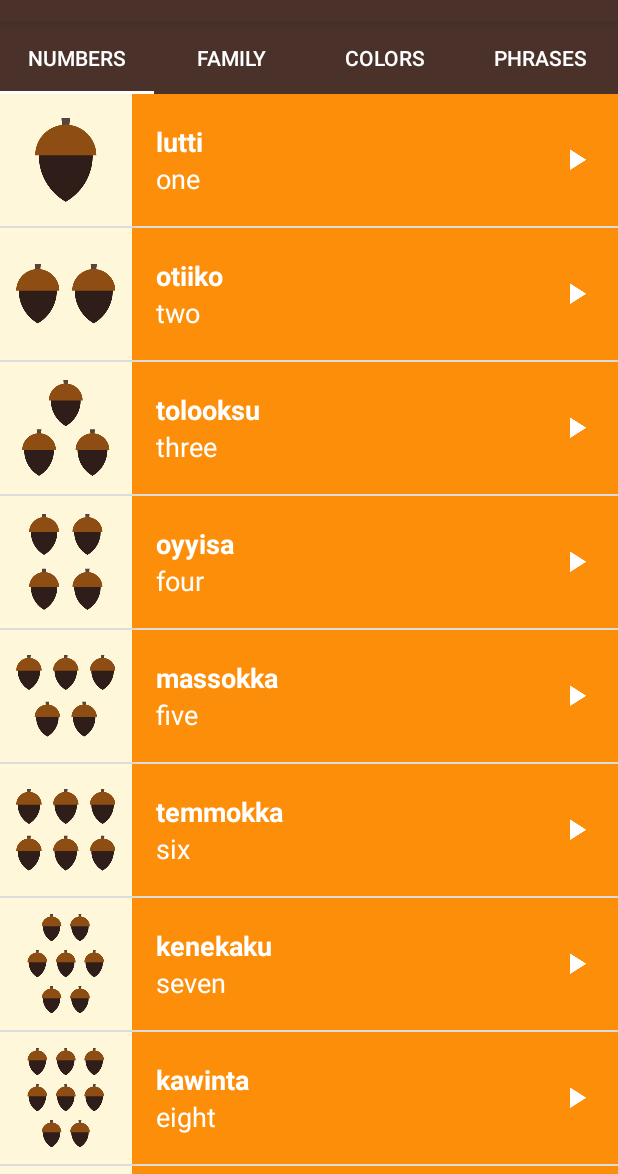
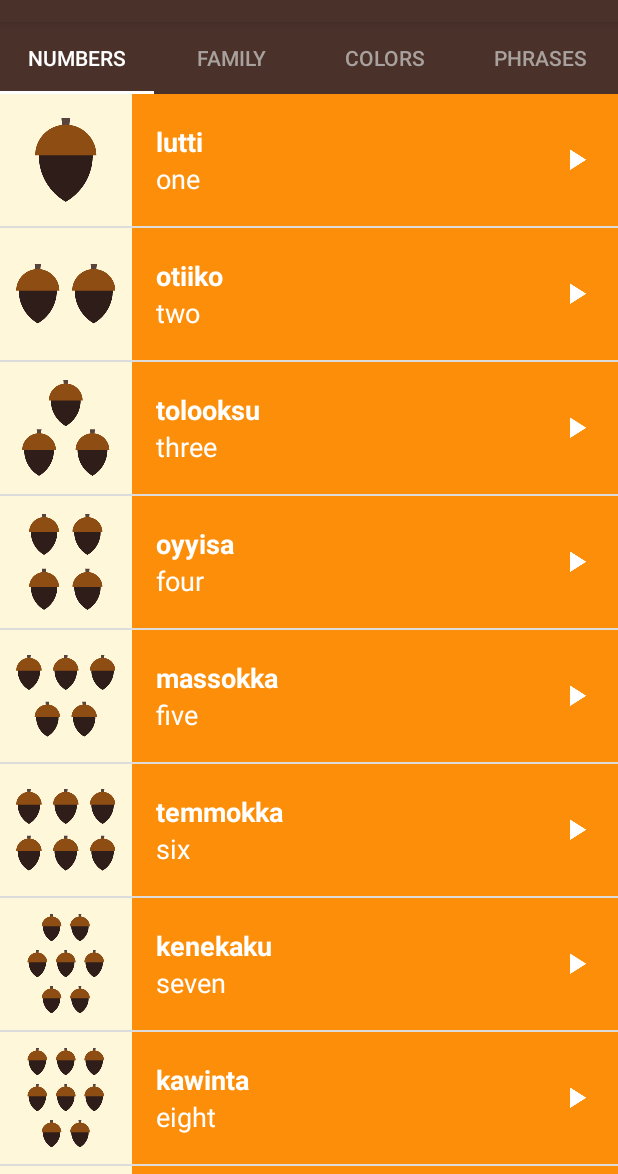
Before and after one commit to faithomotoso/Miwok, an Android app: the screen it shows after launch (MainActivity), on a phone screen of 412 x 824 dp, the part 62-1236 px from its top. Run offline under Robolectric (Android 15) with nearby library versions, the phone set to English and light mode, and no system bars.

Commit message:
changed tab text color and selected text color in activity_screen_slide.xml

```diff
--- a/app/src/main/res/layout/activity_screen_slide.xml
+++ b/app/src/main/res/layout/activity_screen_slide.xml
@@ -12,8 +12,9 @@
         app:tabMode="fixed"
         app:tabGravity="fill"
         app:tabMaxWidth="0dp"
+        app:tabSelectedTextColor="@android:color/white"
         app:tabBackground="@color/primary_color"
-        app:tabTextColor="@android:color/white">
+        app:tabTextColor="#A8A19E">
 
     </android.support.design.widget.TabLayout>
 
```
